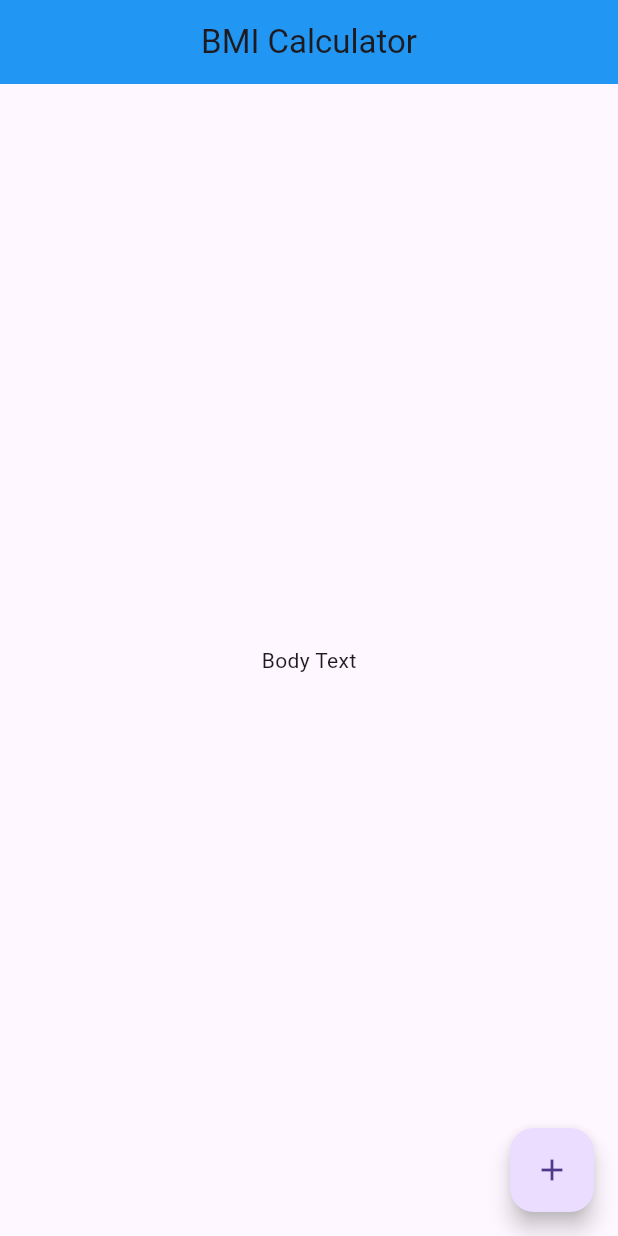
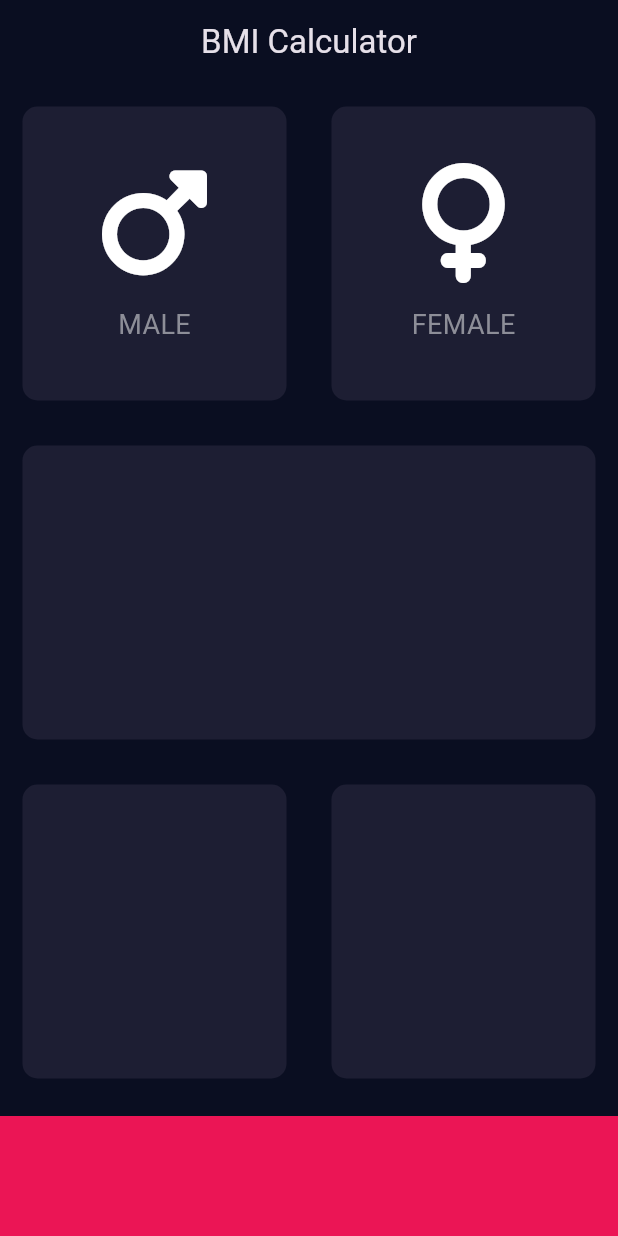
Before and after one commit to mohdanas700/BMI-Calculator, a Flutter app: the screen it shows after launch, on a phone screen of 412 x 824 dp. Run offline on Flutter 3.47's test engine with Material 3 defaults, Android fonts, the phone set to English and light mode, and no system bars; our stand-ins replace font_awesome_flutter.

Commit message:
First Commit

```diff
--- /dev/null
+++ b/lib/icon_content.dart
@@ -0,0 +1,33 @@
+import 'package:flutter/material.dart';
+
+const labelTextStyle = TextStyle(
+  fontSize: 18.0,
+  color: Color(0xFF8D8E98),
+);
+
+class IconWidget extends StatelessWidget {
+  IconWidget({required this.iconn, required this.label});
+
+  final IconData iconn;
+  final String label;
+
+  @override
+  Widget build(BuildContext context) {
+    return Column(
+      mainAxisAlignment: MainAxisAlignment.center,
+      children: [
+        Icon(
+          iconn,
+          size: 80.0,
+        ),
+        SizedBox(
+          height: 15.0,
+        ),
+        Text(
+          label,
+          style: labelTextStyle,
+        )
+      ],
+    );
+  }
+}
--- /dev/null
+++ b/lib/input_page.dart
@@ -0,0 +1,78 @@
+import 'package:flutter/material.dart';
+import 'package:font_awesome_flutter/font_awesome_flutter.dart';
+import 'icon_content.dart';
+import 'reusable_card.dart';
+
+const bottomContainerHeight = 80.0;
+const activeCardColor = Color(0xFF1D1E33);
+const bottomContainerColor = Color(0xFFEB1555);
+
+class InputPage extends StatefulWidget {
+  @override
+  _InputPageState createState() => _InputPageState();
+}
+
+class _InputPageState extends State<InputPage> {
+  @override
+  Widget build(BuildContext context) {
+    return Scaffold(
+      appBar: AppBar(
+        title: Center(
+          child: Text(
+            "BMI Calculator",
+            // style: TextStyle(color: Colors.white),
+          ),
+        ),
+        backgroundColor: Theme.of(context).primaryColor,
+      ),
+      body: Column(
+        children: <Widget>[
+          Expanded(
+            child: Row(
+              children: <Widget>[
+                Expanded(
+                  child: ReusableCard(
+                    colour: activeCardColor,
+                    cardChild: IconWidget(
+                      iconn: FontAwesomeIcons.mars,
+                      label: "MALE",
+                    ),
+                  ),
+                ),
+                Expanded(
+                  child: ReusableCard(
+                    colour: activeCardColor,
+                    cardChild: IconWidget(iconn: FontAwesomeIcons.venus , label: "FEMALE",),
+                  ),
+                )
+              ],
+            ),
+          ),
+          Expanded(
+            child: ReusableCard(colour: activeCardColor),
+          ),
+          Expanded(
+            child: Row(
+              children: <Widget>[
+                Expanded(
+                  child: ReusableCard(colour: activeCardColor),
+                ),
+                Expanded(
+                  child: ReusableCard(
+                    colour: activeCardColor,
+                  ),
+                )
+              ],
+            ),
+          ),
+          Container(
+            color: bottomContainerColor,
+            height: bottomContainerHeight,
+            width: double.infinity,
+            margin: EdgeInsets.only(top: 10.0),
+          ),
+        ],
+      ),
+    );
+  }
+}
--- a/lib/main.dart
+++ b/lib/main.dart
@@ -1,4 +1,5 @@
 import 'package:flutter/material.dart';
+import 'input_page.dart';
 
 void main() {
   runApp(BMICalculator());
@@ -8,35 +9,11 @@ class BMICalculator extends StatelessWidget {
   @override
   Widget build(BuildContext context) {
     return MaterialApp(
+      theme: ThemeData.dark().copyWith(
+        primaryColor: Color(0xFF0A0E21),
+        scaffoldBackgroundColor: Color(0xFF0A0E21),
+      ),
       home: InputPage(),
     );
   }
 }
-
-class InputPage extends StatefulWidget {
-  @override
-  _InputPageState createState() => _InputPageState();
-}
-
-class _InputPageState extends State<InputPage> {
-  @override
-  Widget build(BuildContext context) {
-    return Scaffold(
-      appBar: AppBar(
-        title: Center(
-          child: Text("BMI Calculator"),
-        ),
-        backgroundColor: Colors.blue,
-      ),
-      body: Center(
-        child: Text("Body Text"),
-      ),
-      floatingActionButton: FloatingActionButton(
-        onPressed: () {
-          print("FAB pressed!"); // Example action
-        },
-        child: Icon(Icons.add),
-      ),
-    );
-  }
-}
--- /dev/null
+++ b/lib/reusable_card.dart
@@ -0,0 +1,19 @@
+import 'package:flutter/material.dart';
+
+class ReusableCard extends StatelessWidget {
+  ReusableCard({required this.colour, this.cardChild});
+
+  final Color colour;
+  final Widget? cardChild;
+
+  @override
+  Widget build(BuildContext context) {
+    return Container(
+      child: cardChild ??
+          Container(), // Use cardChild if not null, else use an empty Container,
+      margin: EdgeInsets.all(15.0),
+      decoration: BoxDecoration(
+          color: colour, borderRadius: BorderRadius.circular(10.0)),
+    );
+  }
+}
--- a/pubspec.yaml
+++ b/pubspec.yaml
@@ -35,6 +35,7 @@ dependencies:
   # The following adds the Cupertino Icons font to your application.
   # Use with the CupertinoIcons class for iOS style icons.
   cupertino_icons: ^1.0.2
+  font_awesome_flutter: ^10.7.0
 
 dev_dependencies:
   flutter_test:
```
Also changed, not shown: pubspec.lock, 1 other file.
